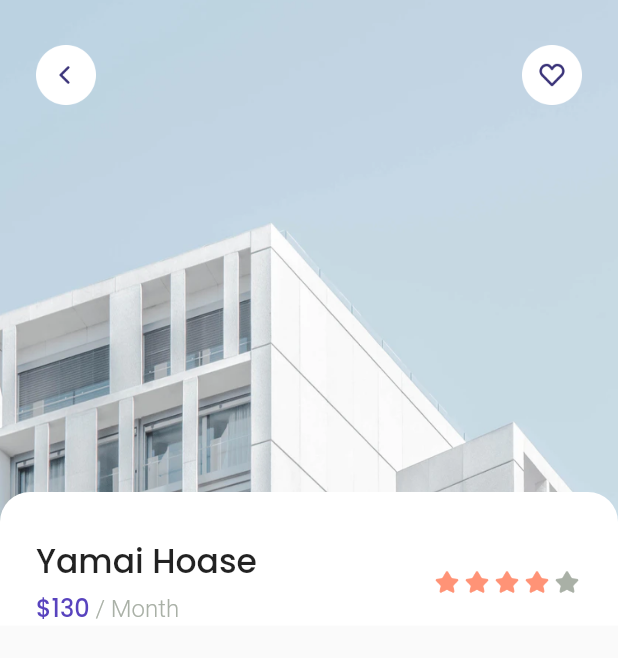
After one commit to Santa-wijaya/Rumahku, a Flutter app: the HomePage screen opened directly, after a tap on an icon or button, on a phone screen of 412 x 824 dp. The commit adds this screen. Shown: the top 658 px of the screen. Run offline on Flutter 3.47's test engine with Material 2 defaults, Android fonts, the phone set to English and light mode, and no system bars; our stand-ins replace google_fonts.

Commit message:
fixing some bugs

```diff
--- a/lib/models/dynamic_space.dart
+++ b/lib/models/dynamic_space.dart
@@ -2,7 +2,7 @@ class Space {
   int id;
   String name;
   String imageurlUrl;
-  double price;
+  int price;
   String city;
   String country;
   int rating;
--- /dev/null
+++ b/lib/pages/detail_page.dart
@@ -0,0 +1,149 @@
+// import 'dart:ui';
+
+import 'package:flutter/material.dart';
+import 'package:google_fonts/google_fonts.dart';
+import 'package:ppp/c_color.dart';
+// import 'package:ppp/models/dynamic_space.dart';
+
+class DetailPage extends StatelessWidget {
+  const DetailPage({Key? key}) : super(key: key);
+
+  @override
+  Widget build(BuildContext context) {
+    return Scaffold(
+      body: SafeArea(
+        bottom: false,
+        child: Stack(
+          children: [
+            Image.asset(
+              'assets/images/thumbnail.png',
+              width: MediaQuery.of(context).size.width,
+              height: 350,
+              fit: BoxFit.cover,
+            ),
+            Padding(
+              padding: EdgeInsets.symmetric(
+                horizontal: edge,
+                vertical: 30,
+              ),
+              child: Row(
+                mainAxisAlignment: MainAxisAlignment.spaceBetween,
+                children: [
+                  InkWell(
+                    onTap: () {
+                      Navigator.pop(context);
+                    },
+                    child: Image.asset(
+                      'assets/essentials/btn_back.png',
+                      width: 40,
+                    ),
+                  ),
+                  Image.asset(
+                    'assets/essentials/btn_love.png',
+                    width: 40,
+                  ),
+                ],
+              ),
+            ),
+            ListView(
+              children: [
+                const SizedBox(
+                  height: 328,
+                ),
+                Container(
+                  width: MediaQuery.of(context).size.width,
+                  // height: 100,
+                  decoration: const BoxDecoration(
+                    borderRadius: BorderRadius.vertical(
+                      top: Radius.circular(20),
+                    ),
+                    color: ColorPalette.whiteColor,
+                  ),
+                  child: Column(
+                    children: [
+                      const SizedBox(
+                        height: 30,
+                      ),
+                      Padding(
+                        padding: EdgeInsets.symmetric(
+                          horizontal: edge,
+                        ),
+                        child: Row(
+                          mainAxisAlignment: MainAxisAlignment.spaceBetween,
+                          children: [
+                            Column(
+                              crossAxisAlignment: CrossAxisAlignment.start,
+                              children: [
+                                Text(
+                                  'Yamai Hoase',
+                                  style: GoogleFonts.poppins(
+                                      textStyle: const TextStyle(
+                                    fontSize: 22,
+                                    fontWeight: FontWeight.w500,
+                                  )),
+                                ),
+                                const SizedBox(
+                                  height: 2,
+                                ),
+                                Text.rich(
+                                  TextSpan(
+                                    text: '\$130',
+                                    style: GoogleFonts.poppins(
+                                      textStyle: const TextStyle(
+                                        fontSize: 16,
+                                        fontWeight: FontWeight.w500,
+                                        color: ColorPalette.primaryColor,
+                                      ),
+                                    ),
+                                    children: const [
+                                      TextSpan(
+                                        text: ' / Month',
+                                        style: TextStyle(
+                                          color: ColorPalette.greyColor,
+                                          fontWeight: FontWeight.w300,
+                                        ),
+                                      ),
+                                    ],
+                                  ),
+                                ),
+                              ],
+                            ),
+                            Row(
+                              children: [
+                                Image.asset(
+                                  'assets/icons/icon_star.png',
+                                  width: 20,
+                                ),
+                                Image.asset(
+                                  'assets/icons/icon_star.png',
+                                  width: 20,
+                                ),
+                                Image.asset(
+                                  'assets/icons/icon_star.png',
+                                  width: 20,
+                                ),
+                                Image.asset(
+                                  'assets/icons/icon_star.png',
+                                  width: 20,
+                                ),
+                                Image.asset(
+                                  'assets/icons/icon_star.png',
+                                  width: 20,
+                                  color: ColorPalette.greyColor,
+                                ),
+                              ],
+                            ),
+                          ],
+                        ),
+                      ),
+                    ],
+                  ),
+                ),
+              ],
+            ),
+          ],
+        ),
+      ),
+    );
+  }
+}
--- a/lib/widgets/space_card.dart
+++ b/lib/widgets/space_card.dart
@@ -2,6 +2,7 @@ import 'package:flutter/material.dart';
 import 'package:google_fonts/google_fonts.dart';
 import 'package:ppp/c_color.dart';
 import 'package:ppp/models/dynamic_space.dart';
+import 'package:ppp/pages/detail_page.dart';
 // import 'package:ppp/models/dynamic_space.dart';
 // import 'package:ppp/models/dynamic_city.dart';
 
@@ -14,7 +15,16 @@ class Spacecard extends StatelessWidget {
 
   @override
   Widget build(BuildContext context) {
-    return Row(
+    return InkWell(
+      onTap: () {
+        Navigator.push(
+          context,
+          MaterialPageRoute(
+            builder: (context) => const DetailPage(),
+          ),
+        );
+      },
+      child: Row(
         children: [
           ClipRRect(
             borderRadius: BorderRadius.circular(18),
@@ -118,6 +128,7 @@ class Spacecard extends StatelessWidget {
             ],
           )
         ],
+      ),
     );
   }
 }
--- a/pubspec.yaml
+++ b/pubspec.yaml
@@ -63,10 +63,12 @@ flutter:
     - assets/images/
     - assets/logo/
     - assets/icons/
+    - assets/essentials/
     - assets/icons/icon_home_solid.png
     - assets/icons/icon_love_solid.png
     - assets/icons/icon_mail_solid.png
     - assets/icons/icon_card_solid.png
+    - assets/icons/icon_star.png
 
   # An image asset can refer to one or more resolution-specific "variants", see
   # https://flutter.dev/assets-and-images/#resolution-aware.
```
Also changed, not shown: assets/images/thumbnail.png (added). Lines whose indentation alone changed are shown as unchanged.
